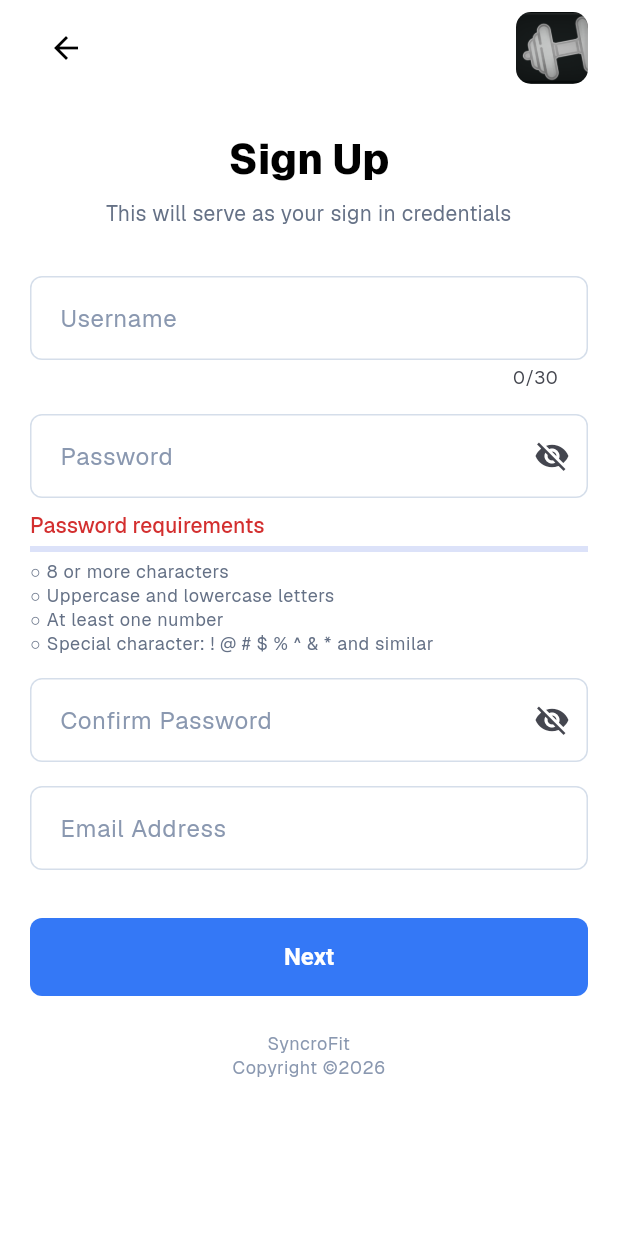
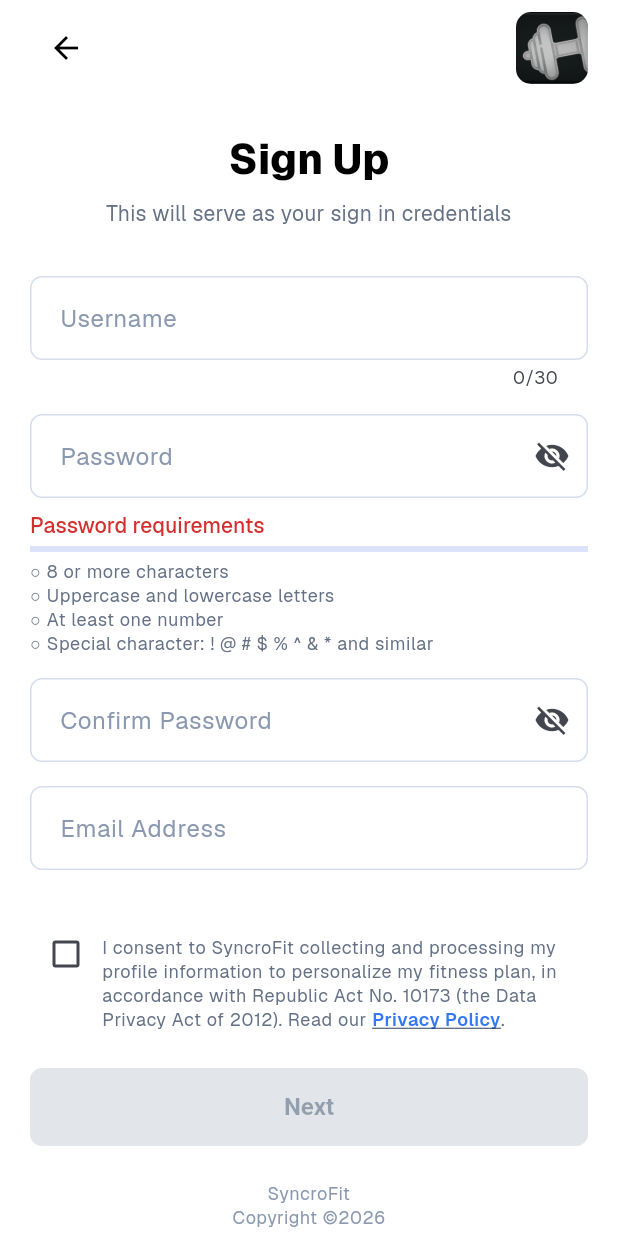
Before and after one commit to nom0mon/syncroFit, a Flutter app: the RegisterScreen screen opened by its route, on a phone screen of 412 x 824 dp. Run offline on Flutter 3.47's test engine with Material 3 defaults, Android fonts, the phone set to English and light mode, and no system bars; our stand-ins replace camera, connectivity_plus, dio, fl_chart, flutter_local_notifications, flutter_riverpod and 9 more; accounts and stored records are empty; network calls fail.

Commit message:
data privacy policies integration and workout generator preferrability and exlusivity

```diff
--- a/lib/core/router/app_router.dart
+++ b/lib/core/router/app_router.dart
@@ -20,6 +20,7 @@ import '../../features/profile/screens/profile_view_screen.dart';
 
 import '../../features/settings/screens/change_password_screen.dart';
 import '../../features/settings/screens/settings_main_screen.dart';
+import '../../features/settings/screens/privacy_policy_screen.dart';
 import '../../features/community/screens/post_detail_screen.dart';
 import '../../features/exercise_library/screens/exercise_detail_screen.dart';
 import '../../features/exercise_library/screens/standalone_exercise_setup_screen.dart';
@@ -109,6 +110,11 @@ final appRouterProvider = Provider<GoRouter>((ref) {
         path: '/settings/change-password',
         parentNavigatorKey: _rootNavigatorKey,
         builder: (context, state) => const ChangePasswordScreen(),
+      ),
+      GoRoute(
+        path: RouteNames.privacyPolicy,
+        parentNavigatorKey: _rootNavigatorKey,
+        builder: (context, state) => const PrivacyPolicyScreen(),
       ),
       GoRoute(
         path: '/settings/edit-profile',
--- a/lib/core/router/route_names.dart
+++ b/lib/core/router/route_names.dart
@@ -42,4 +42,5 @@ abstract final class RouteNames {
   static const String trainers = '/settings/trainers';
   static const String trainerDetail = '/settings/trainers/:id';
   static const String trainerBook = '/settings/trainers/:id/book';
+  static const String privacyPolicy = '/settings/privacy-policy';
 }
--- a/lib/features/auth/screens/register_screen.dart
+++ b/lib/features/auth/screens/register_screen.dart
@@ -1,3 +1,4 @@
+import 'package:flutter/gestures.dart';
 import 'package:flutter/material.dart';
 import 'package:flutter_riverpod/flutter_riverpod.dart';
 import 'package:go_router/go_router.dart';
@@ -29,6 +30,7 @@ class _RegisterScreenState extends ConsumerState<RegisterScreen> {
   final _confirmPasswordController = TextEditingController();
   bool _obscurePassword = true;
   bool _obscureConfirmation = true;
+  bool _acceptedDataPrivacy = false;
 
   @override
   void dispose() {
@@ -40,6 +42,16 @@ class _RegisterScreenState extends ConsumerState<RegisterScreen> {
   }
 
   Future<void> _submit() async {
+    if (!_acceptedDataPrivacy) {
+      ScaffoldMessenger.of(context).showSnackBar(
+        const SnackBar(
+          content: Text(
+            'Please agree to the Data Privacy consent to continue.',
+          ),
+        ),
+      );
+      return;
+    }
     if (!_formKey.currentState!.validate()) return;
 
     await ref.read(authStateProvider.notifier).register(
@@ -207,11 +219,23 @@ class _RegisterScreenState extends ConsumerState<RegisterScreen> {
                           onFieldSubmitted: (_) => _submit(),
                         ),
                         const SizedBox(height: AppSpacing.xl),
+                        _DataPrivacyConsent(
+                          value: _acceptedDataPrivacy,
+                          onChanged: (value) => setState(
+                            () => _acceptedDataPrivacy = value ?? false,
+                          ),
+                          onViewPolicy: () =>
+                              context.push(RouteNames.privacyPolicy),
+                        ),
+                        const SizedBox(height: AppSpacing.lg),
                         ConstrainedBox(
                           constraints: const BoxConstraints(minHeight: 52),
                           child: ElevatedButton(
                             key: const Key('register-submit'),
-                            onPressed: authState.isLoading ? null : _submit,
+                            onPressed: authState.isLoading ||
+                                    !_acceptedDataPrivacy
+                                ? null
+                                : _submit,
                             child: authState.isLoading
                                 ? const SizedBox(
                                     height: 20,
@@ -298,6 +322,68 @@ class _PasswordStrengthIndicator extends StatelessWidget {
   }
 }
 
+class _DataPrivacyConsent extends StatelessWidget {
+  const _DataPrivacyConsent({
+    required this.value,
+    required this.onChanged,
+    required this.onViewPolicy,
+  });
+
+  final bool value;
+  final ValueChanged<bool?> onChanged;
+  final VoidCallback onViewPolicy;
+
+  @override
+  Widget build(BuildContext context) {
+    final theme = Theme.of(context);
+    final bodyStyle = theme.textTheme.bodySmall?.copyWith(
+      color: AppColors.grey600,
+    );
+    final linkStyle = bodyStyle?.copyWith(
+      color: AppColors.primary,
+      fontWeight: FontWeight.w600,
+      decoration: TextDecoration.underline,
+    );
+
+    return Row(
+      key: const Key('data-privacy-consent'),
+      crossAxisAlignment: CrossAxisAlignment.start,
+      children: [
+        Checkbox(
+          key: const Key('data-privacy-consent-checkbox'),
+          value: value,
+          onChanged: onChanged,
+        ),
+        Expanded(
+          child: Padding(
+            padding: const EdgeInsets.only(top: 12),
+            child: Text.rich(
+              TextSpan(
+                style: bodyStyle,
+                children: [
+                  const TextSpan(
+                    text:
+                        'I consent to SyncroFit collecting and processing my '
+                        'profile information to personalize my fitness plan, '
+                        'in accordance with Republic Act No. 10173 (the Data '
+                        'Privacy Act of 2012). Read our ',
+                  ),
+                  TextSpan(
+                    text: 'Privacy Policy',
+                    style: linkStyle,
+                    recognizer: TapGestureRecognizer()..onTap = onViewPolicy,
+                  ),
+                  const TextSpan(text: '.'),
+                ],
+              ),
+            ),
+          ),
+        ),
+      ],
+    );
+  }
+}
+
 class _RegisterFooter extends StatelessWidget {
   const _RegisterFooter();
 
--- a/lib/features/dashboard/screens/dashboard_screen.dart
+++ b/lib/features/dashboard/screens/dashboard_screen.dart
@@ -388,6 +388,13 @@ class _FullScreenSettingsMenu extends ConsumerWidget {
                 title: const Text('Change Password'),
                 onTap: () => _openRoute(context, RouteNames.changePassword),
               ),
+              ListTile(
+                key: const Key('menu-privacy-policy'),
+                leading: const Icon(Icons.privacy_tip_outlined),
+                title: const Text('Privacy Policy'),
+                subtitle: const Text('How your data is protected (RA 10173)'),
+                onTap: () => _openRoute(context, RouteNames.privacyPolicy),
+              ),
               const Divider(),
               SwitchListTile(
                 secondary: const Icon(Icons.dark_mode_outlined),
--- /dev/null
+++ b/lib/features/settings/screens/privacy_policy_screen.dart
@@ -0,0 +1,163 @@
+import 'package:flutter/material.dart';
+
+import '../../../core/theme/app_spacing.dart';
+import '../../../shared/widgets/responsive_layout.dart';
+
+/// Privacy policy screen describing how SyncroFit collects, uses, and protects
+/// member data in accordance with the Philippine Data Privacy Act of 2012
+/// (Republic Act No. 10173).
+///
+/// Reachable from the hamburger menu and the Settings screen, and linked from
+/// the sign-up data-privacy consent so members can read it before agreeing.
+class PrivacyPolicyScreen extends StatelessWidget {
+  const PrivacyPolicyScreen({super.key});
+
+  @override
+  Widget build(BuildContext context) {
+    final theme = Theme.of(context);
+
+    return Scaffold(
+      appBar: AppBar(title: const Text('Privacy Policy')),
+      body: SafeArea(
+        child: ResponsiveConstrainedPage(
+          child: ListView(
+            key: const Key('privacy-policy-list'),
+            padding: const EdgeInsets.symmetric(vertical: AppSpacing.md),
+            children: [
+              Text(
+                'SyncroFit Privacy Policy',
+                style: theme.textTheme.headlineSmall
+                    ?.copyWith(fontWeight: FontWeight.bold),
+              ),
+              const SizedBox(height: AppSpacing.xs),
+              Text(
+                'Your data is protected under Republic Act No. 10173, the '
+                'Data Privacy Act of 2012.',
+                style: theme.textTheme.bodyMedium?.copyWith(
+                  color: theme.colorScheme.onSurfaceVariant,
+                ),
+              ),
+              const SizedBox(height: AppSpacing.lg),
+              const _PolicySection(
+                title: '1. Who We Are',
+                body:
+                    'SyncroFit is the personal information controller for the '
+                    'data you provide. We are committed to processing your '
+                    'personal data fairly, lawfully, and transparently, '
+                    'consistent with RA 10173 (the Data Privacy Act of 2012), '
+                    'its Implementing Rules and Regulations, and the issuances '
+                    'of the National Privacy Commission (NPC).',
+              ),
+              const _PolicySection(
+                title: '2. Information We Collect',
+                body:
+                    'To create your fitness profile and generate personalized '
+                    'workout plans, we collect:\n\n'
+                    '• Account details: username and email address.\n'
+                    '• Profile details: first and last name, age, gender, '
+                    'height, and weight.\n'
+                    '• Fitness details: your goal, fitness level, training '
+                    'location preference, and weekly availability.\n'
+                    '• Progress data: weight entries and private progress '
+                    'photos you choose to upload.\n'
+                    '• Activity data: generated and completed workouts and '
+                    'community posts you create.',
+              ),
+              const _PolicySection(
+                title: '3. How We Use Your Information',
+                body:
+                    'We process your personal data only for legitimate '
+                    'purposes, including to:\n\n'
+                    '• Authenticate you and secure your account.\n'
+                    '• Compute your BMI and generate recommendations based on '
+                    'your goal, fitness level, and training location.\n'
+                    '• Track your progress over time.\n'
+                    '• Provide community features you choose to use.\n\n'
+                    'We do not sell your personal data.',
+              ),
+              const _PolicySection(
+                title: '4. Legal Basis and Consent',
+                body:
+                    'We rely on your consent, given at sign-up, as the legal '
+                    'basis for processing your personal data under Section 12 '
+                    'of RA 10173. You may withdraw your consent at any time by '
+                    'contacting us or deleting your account; withdrawal does '
+                    'not affect processing already performed.',
+              ),
+              const _PolicySection(
+                title: '5. Data Storage and Security',
+                body:
+                    'Your data is transmitted over encrypted connections and '
+                    'stored on secured servers. Progress photos are kept '
+                    'private to your account. We apply organizational, '
+                    'physical, and technical security measures proportionate '
+                    'to the sensitivity of the information, as required by the '
+                    'Data Privacy Act.',
+              ),
+              const _PolicySection(
+                title: '6. Your Rights as a Data Subject',
+                body:
+                    'Under RA 10173 you have the right to be informed, to '
+                    'access, to object, to rectify, to erasure or blocking, '
+                    'to data portability, to damages, and to lodge a complaint '
+                    'with the National Privacy Commission. You can review and '
+                    'edit your profile data from within the app at any time.',
+              ),
+              const _PolicySection(
+                title: '7. Data Retention',
+                body:
+                    'We retain your personal data only for as long as your '
+                    'account is active or as needed to provide the service. '
+                    'When you delete your account, your personal data is '
+                    'removed except where retention is required by law.',
+              ),
+              const _PolicySection(
+                title: '8. Contact Us',
+                body:
+                    'For privacy concerns or to exercise your rights as a data '
+                    'subject, contact our Data Protection Officer through the '
+                    'support channels listed in the app. You may also contact '
+                    'the National Privacy Commission at privacy.gov.ph.',
+              ),
+              const SizedBox(height: AppSpacing.md),
+              Text(
+                'By creating an account and using SyncroFit, you acknowledge '
+                'that you have read and understood this Privacy Policy.',
+                style: theme.textTheme.bodySmall?.copyWith(
+                  color: theme.colorScheme.onSurfaceVariant,
+                ),
+              ),
+            ],
+          ),
+        ),
+      ),
+    );
+  }
+}
+
+class _PolicySection extends StatelessWidget {
+  const _PolicySection({required this.title, required this.body});
+
+  final String title;
+  final String body;
+
+  @override
+  Widget build(BuildContext context) {
+    final theme = Theme.of(context);
+    return Padding(
+      padding: const EdgeInsets.only(bottom: AppSpacing.lg),
+      child: Column(
+        crossAxisAlignment: CrossAxisAlignment.start,
+        children: [
+          Text(
+            title,
+            style: theme.textTheme.titleMedium
+                ?.copyWith(fontWeight: FontWeight.w600),
+          ),
+          const SizedBox(height: AppSpacing.xs),
+          Text(body, style: theme.textTheme.bodyMedium),
+        ],
+      ),
+    );
+  }
+}
--- a/lib/features/settings/screens/settings_main_screen.dart
+++ b/lib/features/settings/screens/settings_main_screen.dart
@@ -59,6 +59,13 @@ class SettingsMainScreen extends ConsumerWidget {
                 title: const Text('Change Password', softWrap: true),
                 trailing: const Icon(Icons.chevron_right),
                 onTap: () => context.push('/settings/change-password'),
+              ),
+              ListTile(
+                leading: const Icon(Icons.privacy_tip_outlined),
+                title: const Text('Privacy Policy', softWrap: true),
+                subtitle: const Text('How your data is protected (RA 10173)'),
+                trailing: const Icon(Icons.chevron_right),
+                onTap: () => context.push('/settings/privacy-policy'),
               ),
               const Divider(),
               SwitchListTile(
```
Also changed, not shown: lib/core/router/guards.dart (+16 -0 lines), 3 other files.
